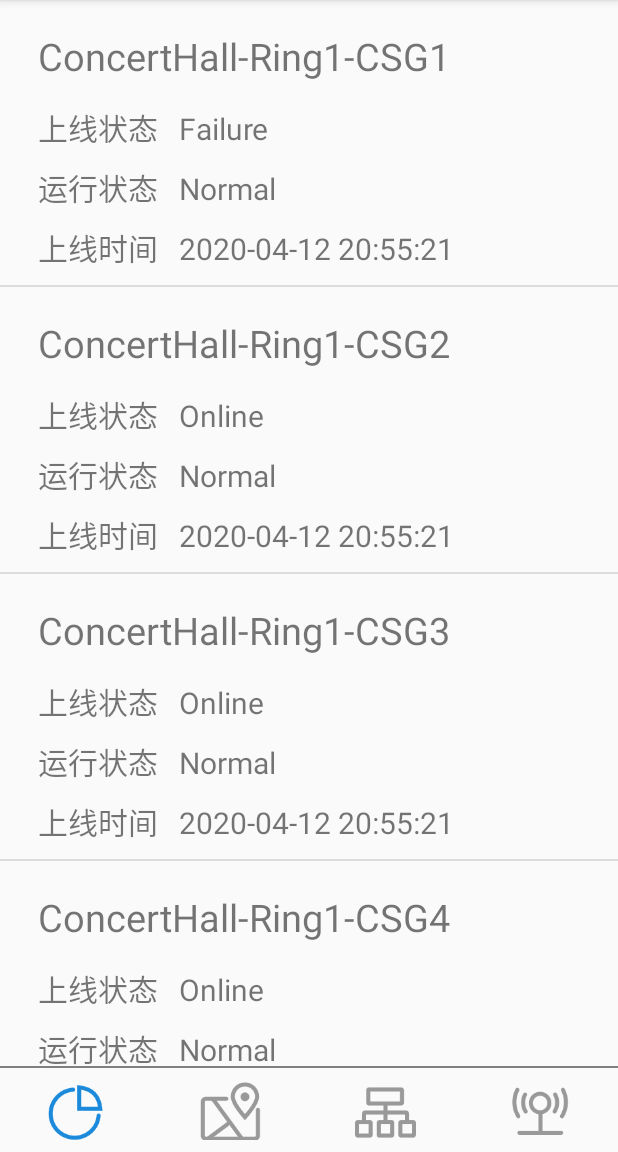
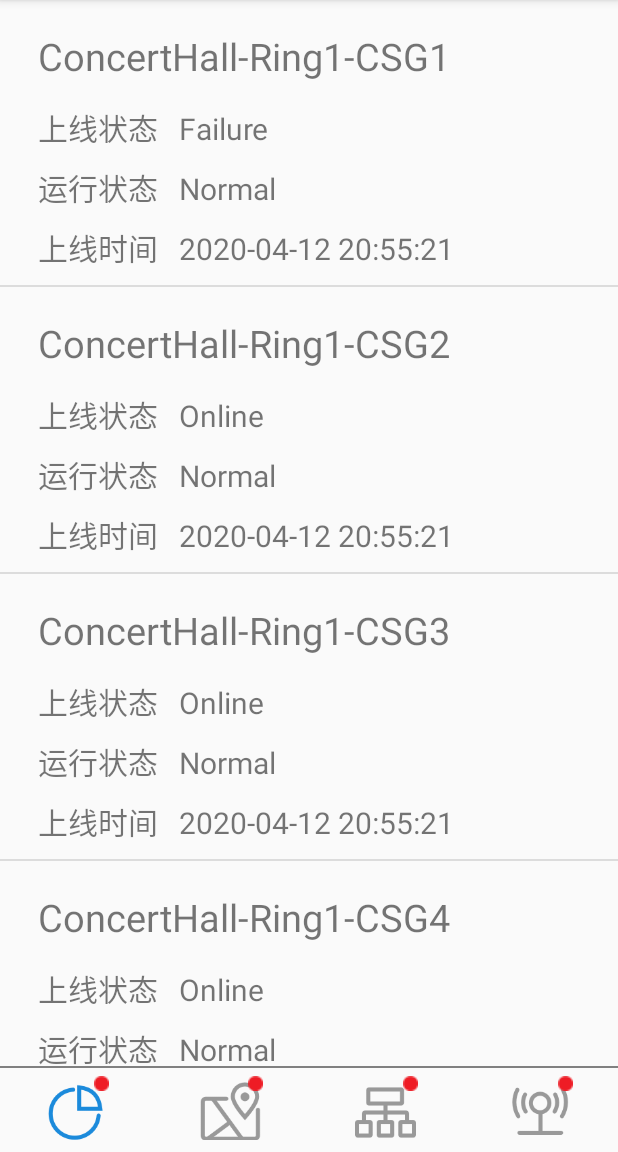
Before and after one commit to yang-starry-sky/5G_UI_Design, an Android app: the fragment EquipmentFragment placed in its activity, on a phone screen of 412 x 824 dp, the part 84-1236 px from its top. Run offline under Robolectric (Android 15) with nearby library versions, the phone set to English and light mode, and no system bars; 38 statements that could not run were skipped.

Commit message:
添加注解，设置消息提示格式

```diff
--- a/app/src/main/java/com/myapplication/UIDesign/Equipment/EquipmentFragment.java
+++ b/app/src/main/java/com/myapplication/UIDesign/Equipment/EquipmentFragment.java
@@ -26,7 +26,7 @@ public class EquipmentFragment extends Fragment {
     public View onCreateView(@NonNull LayoutInflater inflater, @Nullable ViewGroup container, @Nullable Bundle savedInstanceState) {
         View view=inflater.inflate(R.layout.fragment_equipment,container,false);
 
-        InitEquipmentItems();//信息初始化，可以拓展成接口
+        InitEquipmentItems();
         //对信息的展示
         RecyclerView recyclerView=(RecyclerView)view.findViewById(R.id.equipment_recycler_view);
         LinearLayoutManager linearLayoutManager=new LinearLayoutManager(view.getContext());
@@ -37,7 +37,9 @@ public class EquipmentFragment extends Fragment {
         return view;
     }
 
-
+    /**
+     * 信息初始化，可以拓展成接口
+     */
     public void InitEquipmentItems(){
         EquipmentItem equipmentItem1=new EquipmentItem("ConcertHall-Ring1-CSG1",
                 "上线状态   Failure","运行状态   Normal",
--- a/app/src/main/java/com/myapplication/UIDesign/MainActivity.java
+++ b/app/src/main/java/com/myapplication/UIDesign/MainActivity.java
@@ -25,11 +25,16 @@ public class MainActivity extends AppCompatActivity implements View.OnClickListe
         setContentView(R.layout.activity_main);
 
         bindView();
+        setPoint();//可拓展消息提示
         initTabMenu();
         overview.setSelected(true);
         replaceFragment(new OverviewFragment());
     }
 
+    /**
+     * 点击事件，用来切换fragment
+     * @param view
+     */
     @Override
     public void onClick(View view) {
         switch (view.getId()){
@@ -58,6 +63,10 @@ public class MainActivity extends AppCompatActivity implements View.OnClickListe
         }
     }
 
+    /**
+     * 切换fragment
+     * @param fragment 需要切换的fragment
+     */
     private void replaceFragment(Fragment fragment){
         FragmentManager fragmentManager=getSupportFragmentManager();
         FragmentTransaction fragmentTransaction=fragmentManager.beginTransaction();
@@ -65,6 +74,9 @@ public class MainActivity extends AppCompatActivity implements View.OnClickListe
         fragmentTransaction.commit();
     }
 
+    /**
+     * 将控件关联，并设置点击事件
+     */
     private void bindView(){
         overview=(TextView)findViewById(R.id.tab_menu_overview);
         area=(TextView)findViewById(R.id.tab_menu_area);
@@ -82,6 +94,9 @@ public class MainActivity extends AppCompatActivity implements View.OnClickListe
         baseStation.setOnClickListener(this);
     }
 
+    /**
+     * 初始化图片格式
+     */
     private void initTabMenu(){
         Drawable drawable=getResources().getDrawable(R.drawable.tab_menu_overview);
         drawable.setBounds(0,0,65,65);
@@ -99,16 +114,28 @@ public class MainActivity extends AppCompatActivity implements View.OnClickListe
         drawable.setBounds(0,0,65,65);
         baseStation.setCompoundDrawables(null,drawable,null,null);
 
-        overview.setOnClickListener(this);
-        area.setOnClickListener(this);
-        equipment.setOnClickListener(this);
-        baseStation.setOnClickListener(this);
+        drawable=getResources().getDrawable(R.drawable.tab_menu_base_station);
+        drawable.setBounds(0,0,65,65);
+        baseStation.setCompoundDrawables(null,drawable,null,null);
     }
 
+    /**
+     * 全部设置为未选择状态
+     */
     private void setSelected(){
         overview.setSelected(false);
         area.setSelected(false);
         equipment.setSelected(false);
         baseStation.setSelected(false);
     }
+
+    /**
+     * 设置消息提示点是否可见
+     */
+    private void setPoint(){
+        overviewPoint.setVisibility(View.VISIBLE);
+        areaPoint.setVisibility(View.VISIBLE);
+        equipmentPoint.setVisibility(View.VISIBLE);
+        baseStationPoint.setVisibility(View.VISIBLE);
+    }
 }
--- a/app/src/main/res/values/style.xml
+++ b/app/src/main/res/values/style.xml
@@ -9,8 +9,8 @@
 
 
     <style name="tab_menu_point">
-        <item name="android:layout_width">20dp</item>
-        <item name="android:layout_height">20dp</item>
+        <item name="android:layout_width">10dp</item>
+        <item name="android:layout_height">10dp</item>
         <item name="android:background">@mipmap/point</item>
         <item name="android:layout_marginLeft">-10dp</item>
         <item name="android:textSize">12sp</item>
```
